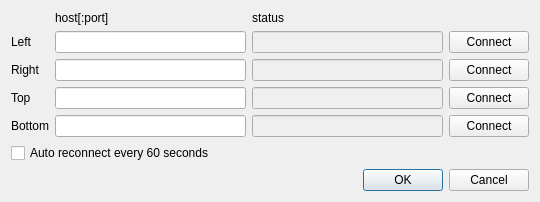
The window that LifeQt/networkui.ui (TimSC/primordial) describes before a commit, drawn with Qt 5.
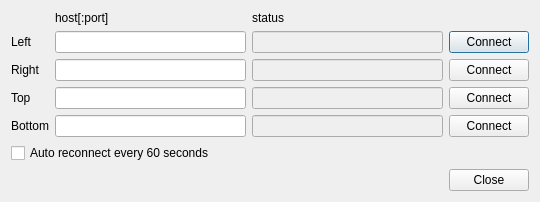
The same window after the commit.

```diff
--- a/LifeQt/networkui.ui
+++ b/LifeQt/networkui.ui
@@ -154,7 +154,7 @@
       <enum>Qt::Horizontal</enum>
      </property>
      <property name="standardButtons">
-      <set>QDialogButtonBox::Cancel|QDialogButtonBox::Ok</set>
+      <set>QDialogButtonBox::Close</set>
      </property>
     </widget>
    </item>
```
Left out of the diff: 16 changed lines with no effect on the pictures.
